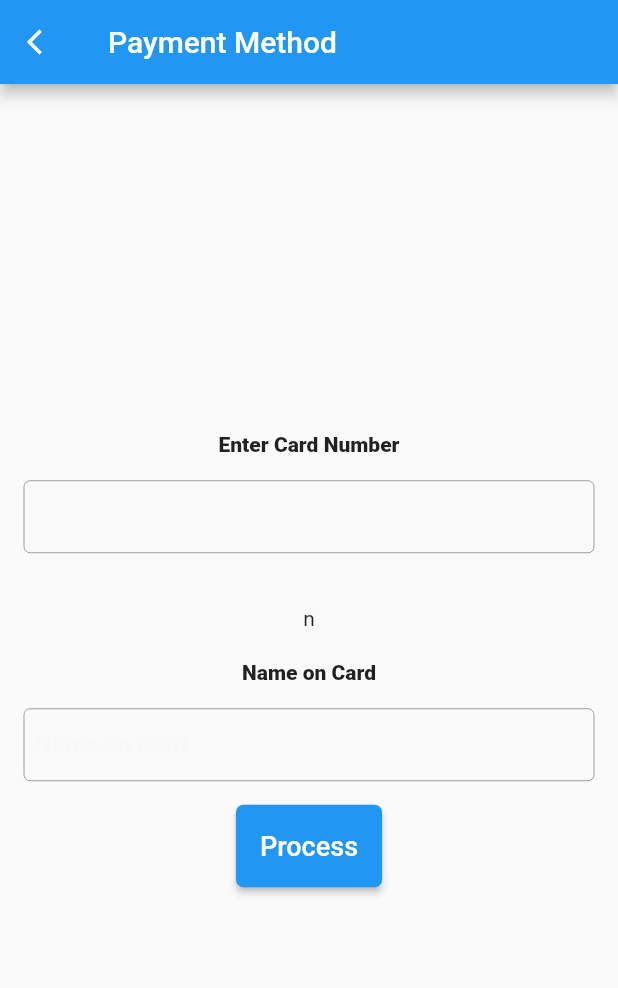
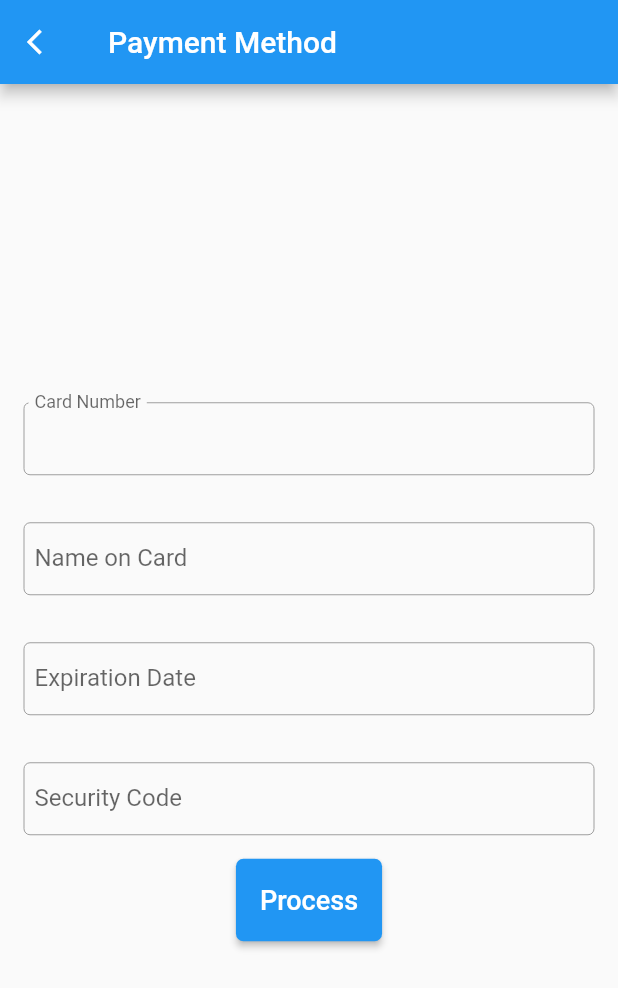
Before and after one commit to fauzipradipta/ProfessionalLaundry, a Flutter app: the PaymentPage screen opened directly, on a phone screen of 412 x 824 dp. Shown: the top 988 px of the screen. Run offline on Flutter 3.47's test engine with Material 2 defaults, Android fonts, the phone set to English and light mode, and no system bars; our stand-ins replace cloud_firestore, firebase_auth, firebase_core, firebase_database, google_fonts, timeline_tile; accounts and stored records are empty.

Commit message:
unable Payment API

```diff
--- a/lib/Payments/PaymentMethod.dart
+++ b/lib/Payments/PaymentMethod.dart
@@ -52,11 +52,7 @@ class _PaymentPageState extends State<PaymentPage> {
           child:Column(
             mainAxisAlignment: MainAxisAlignment.center,
             children: [
-              Text('Enter Card Number',
-              style: TextStyle(
-                fontSize:14.0,
-                fontWeight: FontWeight.w800),
-              ),
+
               Padding(
                 padding:EdgeInsets.all(16.0),
                 child:TextFormField(
@@ -64,6 +60,7 @@ class _PaymentPageState extends State<PaymentPage> {
                   controller: _cardNumberController,
                   decoration:InputDecoration(
                     hintText:'Card Number',
+                    labelText: 'Card Number',
                     hintStyle:TextStyle(color:Color(0xFFCCCCC)),
                     contentPadding: new EdgeInsets.symmetric(
                       vertical:14.0,
@@ -82,21 +79,16 @@ class _PaymentPageState extends State<PaymentPage> {
                 )
               ),
 
-               Padding(
-                padding:EdgeInsets.all(20),
-                child: cardType != null ? Text('Card Type: $cardType Card Number Valid: $isValid ',
-                style: TextStyle(
-                  color: isValid ? Colors.green : Colors.red,
-                  fontSize: 14.0,
-                  fontWeight: FontWeight.w800
-                ),):Text('n'),
-              ),
-              //Name On Card
-              Text('Name on Card',
-              style: TextStyle(
-                fontSize:14.0,
-                fontWeight: FontWeight.w800),
-              ),
+              //  Padding(
+              //   padding:EdgeInsets.all(20),
+              //   child: cardType != null ? Text('Card Type: $cardType Card Number Valid: $isValid ',
+              //   style: TextStyle(
+              //     color: isValid ? Colors.green : Colors.red,
+              //     fontSize: 14.0,
+              //     fontWeight: FontWeight.w800
+              //   ),):Text('n'),
+              // ),
+
 
               //Name on Card box
               Padding(
@@ -106,6 +98,7 @@ class _PaymentPageState extends State<PaymentPage> {
                   controller: _nameCardController,
                   decoration:InputDecoration(
                     hintText:'Name on Card',
+                    labelText: 'Name on Card',
                     hintStyle:TextStyle(color:Color(0xFFCCCCC)),
                     contentPadding: new EdgeInsets.symmetric(
                       vertical:14.0,
@@ -123,6 +116,61 @@ class _PaymentPageState extends State<PaymentPage> {
                   )
                 )
               ),
+
+              //Expiration Date
+              Padding(
+                padding:EdgeInsets.all(16.0),
+                child:TextFormField(
+                  keyboardType:TextInputType.name,
+                  controller: _nameCardController,
+                  decoration:InputDecoration(
+                    hintText:'Expiration Date',
+                    labelText: 'Expiration Date',
+                    hintStyle:TextStyle(color:Color(0xFFCCCCC)),
+                    contentPadding: new EdgeInsets.symmetric(
+                      vertical:14.0,
+                      horizontal:7.0,
+                    ),
+                    focusedBorder: const OutlineInputBorder(
+                      borderSide: const BorderSide(
+                        color: Colors.grey,
+                        width: 0.0),
+                    ),
+                    enabledBorder: const OutlineInputBorder(
+                      borderSide: const BorderSide(color: Colors.grey,
+                      width:0.0),
+                    )
+                  )
+                )
+              ),
+
+              //Security Code
+              Padding(
+                padding:EdgeInsets.all(16.0),
+                child:TextFormField(
+                  keyboardType:TextInputType.name,
+                  controller: _nameCardController,
+                  decoration:InputDecoration(
+                    hintText:'Security Code',
+                    labelText: 'Security Code',
+                    hintStyle:TextStyle(color:Color(0xFFCCCCC)),
+                    contentPadding: new EdgeInsets.symmetric(
+                      vertical:14.0,
+                      horizontal:7.0,
+                    ),
+                    focusedBorder: const OutlineInputBorder(
+                      borderSide: const BorderSide(
+                        color: Colors.grey,
+                        width: 0.0),
+                    ),
+                    enabledBorder: const OutlineInputBorder(
+                      borderSide: const BorderSide(color: Colors.grey,
+                      width:0.0),
+                    )
+                  )
+                )
+              ),
+
               Container(
                   height: 55,
                   child:RaisedButton(
```
Also changed, not shown: lib/Screens/History.dart (+0 -9 lines).
